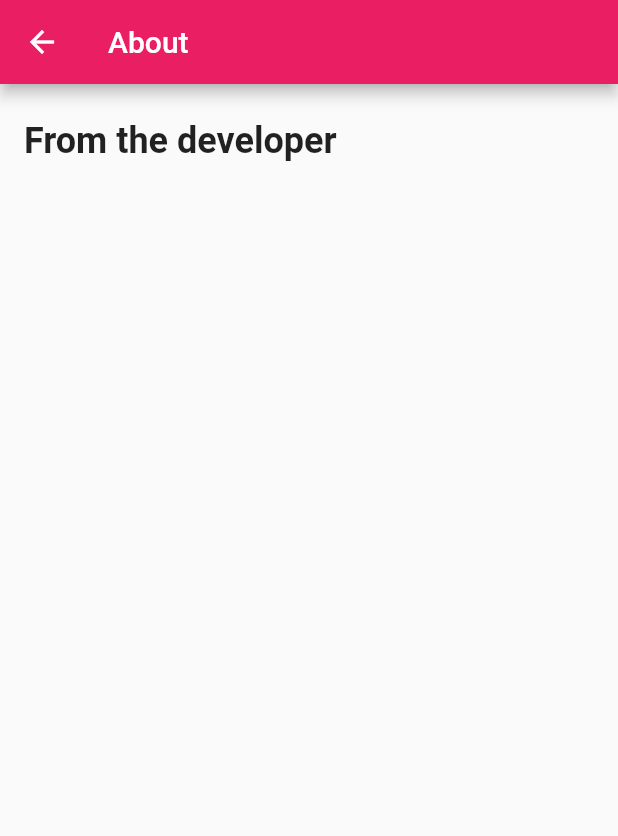
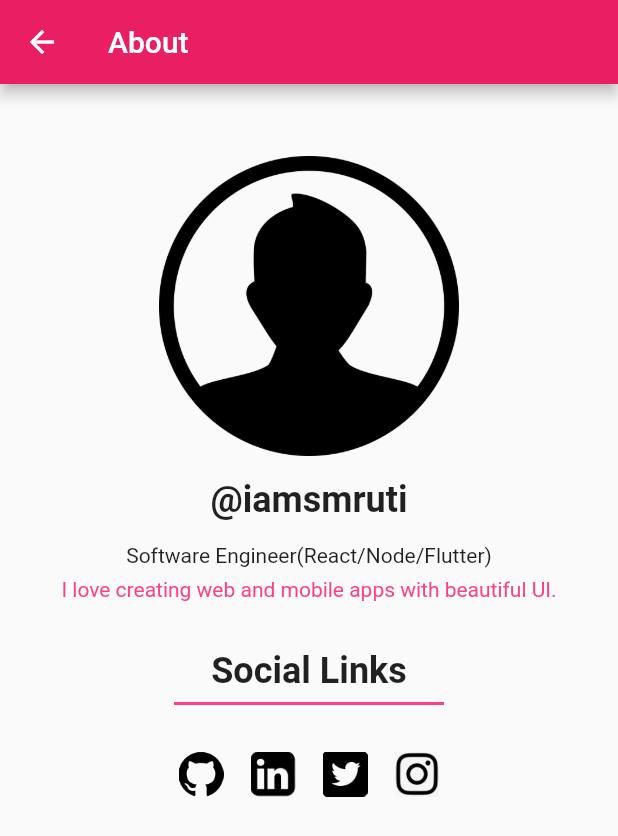
Before and after one commit to iamsmruti/tic-tac-toe-flutter, a Flutter app: the AboutScreen screen opened directly, on a phone screen of 412 x 824 dp. Shown: the top 836 px of the screen. Run offline on Flutter 3.47's test engine with Material 2 defaults, Android fonts, the light colour scheme and no system bars; our stand-ins replace cloud_firestore, country_picker, firebase_auth, firebase_core, pinput and 1 more; missing offline and left inert: dart:ffi; accounts and stored records are empty.

Commit message:
about page done

```diff
--- a/lib/main.dart
+++ b/lib/main.dart
@@ -3,6 +3,7 @@ import 'package:flutter/material.dart';
 import 'package:provider/provider.dart';
 import 'package:tic_tac_toe_v2/providers/auth_provider.dart';
 import 'package:tic_tac_toe_v2/providers/game_provider.dart';
+import 'package:tic_tac_toe_v2/screens/onboard_screen.dart';
 import 'package:tic_tac_toe_v2/screens/start_screen.dart';
 
 void main() async {
--- a/lib/screens/about_screen.dart
+++ b/lib/screens/about_screen.dart
@@ -1,29 +1,132 @@
 import 'package:flutter/material.dart';
+import 'package:url_launcher/url_launcher.dart';
 
 class AboutScreen extends StatelessWidget {
   const AboutScreen({super.key});
 
   @override
   Widget build(BuildContext context) {
+    Future<void>? _launched;
+
+    Future<void> _launchUniversalLinkIos(Uri url) async {
+      final bool nativeAppLaunchSucceeded = await launchUrl(
+        url,
+        mode: LaunchMode.externalNonBrowserApplication,
+      );
+      if (!nativeAppLaunchSucceeded) {
+        await launchUrl(
+          url,
+          mode: LaunchMode.inAppWebView,
+        );
+      }
+    }
+
+    Future<void> _launchInBrowser(Uri url) async {
+      if (!await launchUrl(
+        url,
+        mode: LaunchMode.externalApplication,
+      )) {
+        throw Exception('Could not launch $url');
+      }
+    }
+
     return Scaffold(
       appBar: AppBar(
         title: const Text("About"),
       ),
       body: Padding(
         padding: const EdgeInsets.symmetric(horizontal: 16.0, vertical: 24),
-        child: Column(
-            crossAxisAlignment: CrossAxisAlignment.start,
-            children: const [
-              Text(
-                "From the developer",
+        child: Container(
+          width: MediaQuery.of(context).size.width,
+          child:
+              Column(crossAxisAlignment: CrossAxisAlignment.center, children: [
+            SizedBox(height: 24),
+            Image.asset(
+              "assets/images/profile_icon.png",
+              height: 200,
+            ),
+            SizedBox(height: 15),
+            Text(
+              "@iamsmruti",
+              style: TextStyle(
+                fontSize: 24,
+                fontWeight: FontWeight.bold,
+              ),
+            ),
+            SizedBox(height: 15),
+            Text(
+              "Software Engineer(React/Node/Flutter)",
+              style: TextStyle(
+                fontSize: 14,
+              ),
+            ),
+            SizedBox(height: 7),
+            Padding(
+              padding: const EdgeInsets.symmetric(horizontal: 16.0),
+              child: Text(
+                "I love creating web and mobile apps with beautiful UI.",
+                textAlign: TextAlign.center,
                 style: TextStyle(
-                  fontSize: 24,
-                  fontWeight: FontWeight.bold,
+                  color: Colors.pinkAccent,
+                  fontSize: 14,
                 ),
               ),
-              SizedBox(height: 24),
-              SizedBox(height: 8),
-            ]),
+            ),
+            SizedBox(height: 32),
+            Text(
+              "Social Links",
+              style: TextStyle(
+                fontSize: 24,
+                fontWeight: FontWeight.bold,
+              ),
+            ),
+            Divider(
+              color: Colors.pinkAccent,
+              thickness: 2,
+              indent: 100,
+              endIndent: 100,
+            ),
+            SizedBox(height: 15),
+            Row(mainAxisAlignment: MainAxisAlignment.center, children: [
+              IconButton(
+                onPressed: () => _launched = _launchInBrowser(
+                  Uri.parse("https://github.com/iamsmruti/"),
+                ),
+                icon: Image.asset(
+                  "assets/images/github.png",
+                  height: 30,
+                ),
+              ),
+              IconButton(
+                onPressed: () => _launched = _launchInBrowser(
+                  Uri.parse("https://www.linkedin.com/in/iamsmruti/"),
+                ),
+                icon: Image.asset(
+                  "assets/images/linkedin.png",
+                  height: 30,
+                ),
+              ),
+              IconButton(
+                onPressed: () => _launched = _launchInBrowser(
+                  Uri.parse("https://twitter.com/__iamsmruti"),
+                ),
+                icon: Image.asset(
+                  "assets/images/twitter.png",
+                  height: 30,
+                ),
+              ),
+              IconButton(
+                onPressed: () => _launched = _launchInBrowser(
+                  Uri.parse("https://www.instagram.com/__iamsmruti/"),
+                ),
+                icon: Image.asset(
+                  "assets/images/instagram.png",
+                  height: 30,
+                ),
+              )
+            ])
+          ]),
+        ),
       ),
     );
   }
--- a/lib/screens/home_screen.dart
+++ b/lib/screens/home_screen.dart
@@ -20,7 +20,7 @@ class _HomeScreenState extends State<HomeScreen> {
   Widget build(BuildContext context) {
     final gp = Provider.of<GameProvider>(context, listen: false);
     return StreamBuilder<QuerySnapshot<Map<String, dynamic>>>(
-      stream: FirebaseFirestore.instance.collection("games").snapshots(),
+      stream: FirebaseFirestore.instance.collection("games").orderBy("updatedAt", descending: true).snapshots(),
       builder: (context, snapshot) {
         if (snapshot.hasData) {
           return Scaffold(
--- a/lib/screens/onboard_screen.dart
+++ b/lib/screens/onboard_screen.dart
@@ -95,8 +95,6 @@ class _OnboardScreenState extends State<OnboardScreen> {
                     validator: (value) {
                       if (value!.isEmpty) {
                         return "Please enter your name";
-                      } else if (value.length < 3) {
-                        return "Name must be at least 3 characters";
                       }
 
                       return null;
@@ -115,6 +113,8 @@ class _OnboardScreenState extends State<OnboardScreen> {
                         return "Please enter your username";
                       } else if (value.length < 6) {
                         return "Username must be at least 6 characters";
+                      } else if (value.length > 10) {
+                        return "Username must be at most 12 characters";
                       }
 
                       return null;
--- a/pubspec.yaml
+++ b/pubspec.yaml
@@ -37,6 +37,7 @@ dependencies:
   shared_preferences: ^2.0.17
   provider: ^6.0.5
   pinput: ^2.2.23
+  url_launcher: ^6.1.9
 
   # The following adds the Cupertino Icons font to your application.
   # Use with the CupertinoIcons class for iOS style icons.
```
Also changed, not shown: lib/screens/help_screen.dart (+30 -0 lines), lib/screens/new_game_screen.dart (+7 -7 lines), lib/screens/play_screen.dart (+57 -52 lines), assets/icons/Blank diagram (1).png (added), assets/images/github.png (added), assets/images/instagram.png (added), assets/images/linkedin.png (added), assets/images/profile_icon.png (added), assets/images/twitter.png (added), pubspec.lock, 7 other files.
